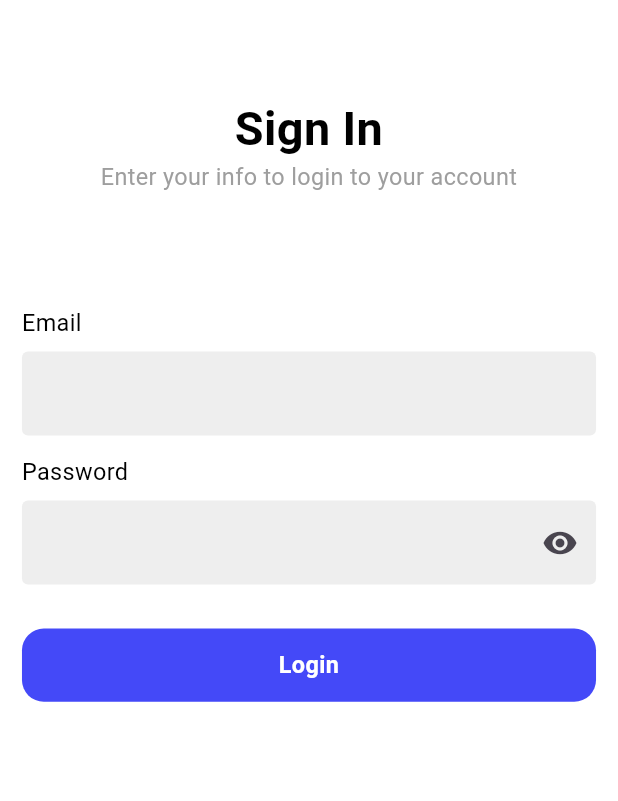
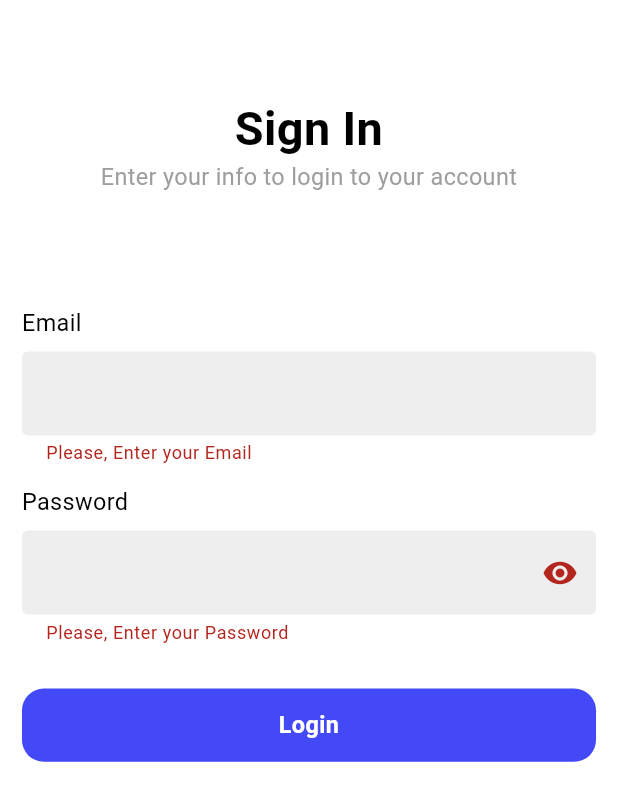
Before and after one commit to amrabdalfatah/study, a Flutter app: the SigninView screen opened by its route, after a tap on "Login", on a phone screen of 412 x 824 dp. Shown: the top 801 px of the screen. Run offline on Flutter 3.47's test engine with Material 3 defaults, Android fonts, the light colour scheme and no system bars; our stand-ins replace cloud_firestore, firebase_auth, firebase_core, get; accounts and stored records are empty; Roboto replaces fonts that are missing (Urbanist).

Commit message:
Finish Login logic for admin

```diff
--- a/lib/core/utils/constants.dart
+++ b/lib/core/utils/constants.dart
@@ -1,5 +1,6 @@
 class AppConstants {
   static const String phoneNumber = '201120075820';
+  static const String adminEmail = 'admin@study.academy';
   static String? loginId;
   static String? userId;
   static TypePerson? typePerson;
--- a/lib/features/auth/signin_view.dart
+++ b/lib/features/auth/signin_view.dart
@@ -1,27 +1,16 @@
+import 'package:flutter/cupertino.dart';
 import 'package:flutter/material.dart';
 import 'package:study_academy/core/utils/colors.dart';
+import 'package:study_academy/core/view_model/auth_viewmodel.dart';
 import 'package:study_academy/core/utils/dimensions.dart';
 import 'package:study_academy/core/widgets/big_text.dart';
 import 'package:study_academy/core/widgets/main_button.dart';
 import 'package:study_academy/core/widgets/small_text.dart';
+import 'package:get/get.dart';
 
-class SigninView extends StatefulWidget {
-  const SigninView({super.key});
-
-  @override
-  State<SigninView> createState() => _SigninViewState();
-}
-
-class _SigninViewState extends State<SigninView> {
-  final _emailController = TextEditingController();
-  final _passwordController = TextEditingController();
-  bool passwordShown = true;
-
-  void _changePassword() {
-    setState(() {
-      passwordShown = !passwordShown;
-    });
-  }
+class SigninView extends GetWidget<AuthViewModel> {
+  SigninView({super.key});
+  final GlobalKey<FormState> _formKey = GlobalKey<FormState>();
 
   @override
   Widget build(BuildContext context) {
@@ -30,6 +19,7 @@ class _SigninViewState extends State<SigninView> {
         child: Padding(
           padding: EdgeInsets.all(Dimensions.height15),
           child: Form(
+            key: _formKey,
             child: SingleChildScrollView(
               child: Column(
                 children: [
@@ -61,7 +51,7 @@ class _SigninViewState extends State<SigninView> {
                         height: Dimensions.height10,
                       ),
                       TextFormField(
-                        controller: _emailController,
+                        // controller: _emailController,
                         keyboardType: TextInputType.emailAddress,
                         decoration: InputDecoration(
                           border: const OutlineInputBorder(
@@ -70,6 +60,19 @@ class _SigninViewState extends State<SigninView> {
                           filled: true,
                           fillColor: Colors.grey[200],
                         ),
+                        onSaved: (value) {
+                          controller.email = value!;
+                        },
+                        validator: (value) {
+                          final regex = RegExp(
+                              r'^(([^<>()[\]\\.,;:\s@\"]+(\.[^<>()[\]\\.,;:\s@\"]+)*)|(\".+\"))@((\[[0-9]{1,3}\.[0-9]{1,3}\.[0-9]{1,3}\.[0-9]{1,3}\])|(([a-zA-Z\-0-9]+\.)+[a-zA-Z]{2,}))$');
+                          if (controller.email.isEmpty) {
+                            return 'Please, Enter your Email';
+                          } else if (!regex.hasMatch(value!)) {
+                            return 'Your Email is not valid';
+                          }
+                          return null;
+                        },
                       ),
                     ],
                   ),
@@ -87,10 +90,11 @@ class _SigninViewState extends State<SigninView> {
                       SizedBox(
                         height: Dimensions.height10,
                       ),
-                      TextFormField(
-                        controller: _passwordController,
+                      GetX<AuthViewModel>(builder: (authCTRL) {
+                        return TextFormField(
+                          // controller: _passwordController,
                           keyboardType: TextInputType.visiblePassword,
-                        obscureText: passwordShown,
+                          obscureText: authCTRL.shownPassword.value,
                           decoration: InputDecoration(
                             border: const OutlineInputBorder(
                               borderSide: BorderSide.none,
@@ -99,23 +103,50 @@ class _SigninViewState extends State<SigninView> {
                             fillColor: Colors.grey[200],
                             suffixIcon: IconButton(
                               icon: Icon(
-                              passwordShown
-                                  ? Icons.visibility
+                                controller.shownPassword.value
+                                    ? Icons.remove_red_eye_rounded
                                     : Icons.visibility_off,
                               ),
-                            onPressed: _changePassword,
+                              onPressed: () {
+                                controller.changeShownPassword();
+                              },
                             ),
                           ),
-                      ),
+                          onSaved: (value) {
+                            controller.password = value!;
+                          },
+                          validator: (value) {
+                            if (controller.password.isEmpty) {
+                              return 'Please, Enter your Password';
+                            } else if (controller.password.length < 6) {
+                              return 'Your Password is not valid';
+                            }
+                            return null;
+                          },
+                        );
+                      }),
                     ],
                   ),
                   SizedBox(
                     height: Dimensions.height30,
                   ),
-                  MainButton(
+                  GetX<AuthViewModel>(builder: (process) {
+                    return process.action.value
+                        ? const Center(
+                            child: CupertinoActivityIndicator(
+                              color: AppColors.mainColor,
+                            ),
+                          )
+                        : MainButton(
                             text: 'Login',
-                    onTap: () {},
-                  ),
+                            onTap: () {
+                              _formKey.currentState!.save();
+                              if (_formKey.currentState!.validate()) {
+                                controller.signInWithEmailAndPassword();
+                              }
+                            },
+                          );
+                  }),
                 ],
               ),
             ),
--- a/lib/helper/binding.dart
+++ b/lib/helper/binding.dart
@@ -1,9 +1,10 @@
 import 'package:get/get.dart';
+import 'package:study_academy/core/view_model/auth_viewmodel.dart';
 
 class Binding extends Bindings {
   @override
   void dependencies() {
-    // Get.lazyPut(() => AuthViewModel());
+    Get.lazyPut(() => AuthViewModel());
     // Get.lazyPut(() => HomeViewModel());
     // Get.lazyPut(() => LocalStorageData());
   }
--- /dev/null
+++ b/lib/model/admin_model.dart
@@ -0,0 +1,36 @@
+class AdminModel {
+  String? adminId;
+  String? firstName;
+  String? lastName;
+  String? email;
+  String? image;
+
+  AdminModel({
+    this.adminId,
+    this.firstName,
+    this.lastName,
+    this.email,
+    this.image,
+  });
+
+  AdminModel.fromJson(Map<dynamic, dynamic>? map) {
+    if (map == null) {
+      return;
+    }
+    adminId = map['adminId'];
+    firstName = map['firstName'];
+    lastName = map['lastName'];
+    email = map['email'];
+    image = map['image'];
+  }
+
+  toJson() {
+    return {
+      'adminId': adminId,
+      'firstName': firstName,
+      'lastName': lastName,
+      'email': email,
+      'image': image,
+    };
+  }
+}
--- a/lib/routes.dart
+++ b/lib/routes.dart
@@ -14,7 +14,7 @@ class AppRoutes {
     switch (setting.name) {
       case loginRoute:
         return MaterialPageRoute(
-          builder: (_) => const SigninView(),
+          builder: (_) => SigninView(),
         );
       case detailAppRoute:
         return MaterialPageRoute(
```
Also changed, not shown: lib/core/services/firestore_admin.dart (+30 -29 lines), lib/core/view_model/auth_viewmodel.dart (+78 -419 lines). Lines whose indentation alone changed are shown as unchanged.
